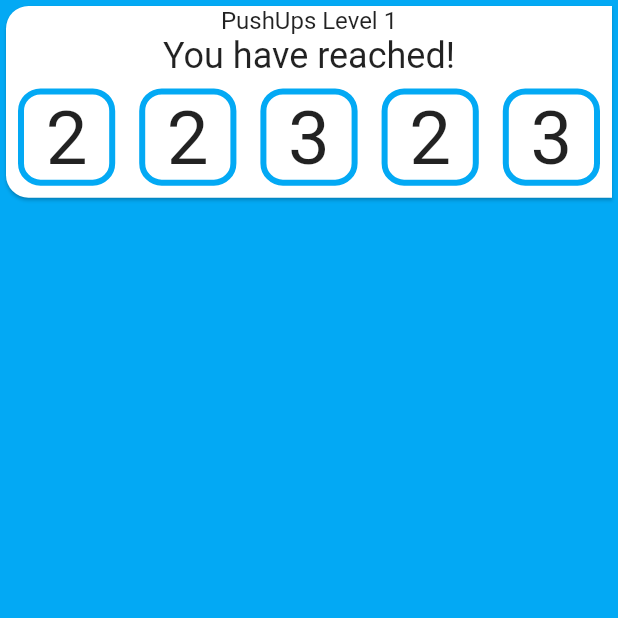
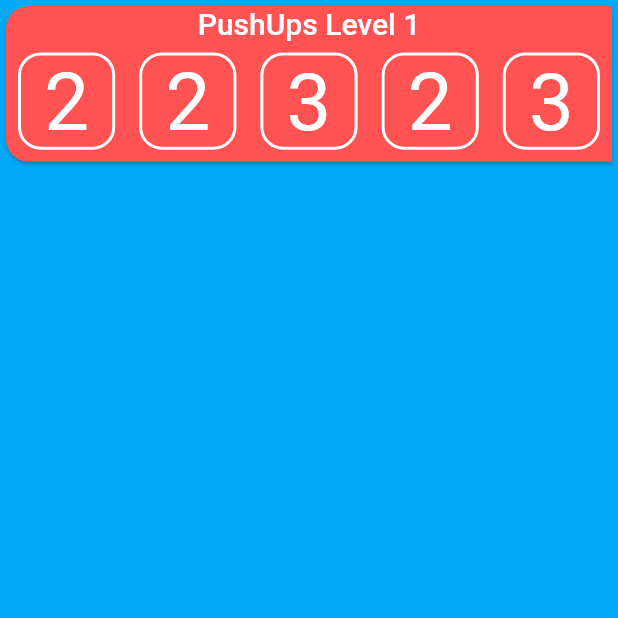
Before and after one commit to fourman-alex/Drillz, a Flutter app: the screen it shows after launch, after a tap on "PUSHUPS", on a phone screen of 412 x 824 dp, the top half of it. Run offline on Flutter 3.47's test engine with Material 2 defaults, Android fonts, the phone set to English and light mode, and no system bars; our stand-ins replace shared_preferences.

Commit message:
Some more theme changes

```diff
--- a/lib/level_selection_screen.dart
+++ b/lib/level_selection_screen.dart
@@ -27,7 +27,10 @@ class LevelSelectionScreen extends StatelessWidget {
     return PageRouteBuilder<void>(
       pageBuilder: (BuildContext context, _, __) {
         return Theme(
-          data: ThemeData(primarySwatch: color, accentColor: color),
+          data: ThemeData(
+            primarySwatch: color,
+            accentColor: Colors.redAccent,
+          ),
           child: LevelSelectionScreen(
             sourceRect: sourceRect,
             workouts: workouts,
@@ -133,6 +136,7 @@ class LevelPage extends StatelessWidget {
   @override
   Widget build(BuildContext context) {
     return Card(
+      color: Theme.of(context).accentColor,
       shape: RoundedRectangleBorder(
         borderRadius: BorderRadius.only(
           topLeft: Radius.circular(15.0),
@@ -144,11 +148,7 @@ class LevelPage extends StatelessWidget {
         children: <Widget>[
           Text(
             workout.id,
-            style: Theme.of(context).textTheme.subhead,
-          ),
-          Text(
-            text ?? "",
-            style: Theme.of(context).textTheme.headline,
+            style: Theme.of(context).accentTextTheme.title,
           ),
           Expanded(
             flex: 0,
@@ -169,6 +169,8 @@ class LevelPage extends StatelessWidget {
                                 child: Text(
                                   step.reps.toString(),
                                   textAlign: TextAlign.center,
+                                  style:
+                                      Theme.of(context).accentTextTheme.body1,
                                 ),
                               ),
                             ),
@@ -176,8 +178,8 @@ class LevelPage extends StatelessWidget {
                               borderRadius:
                                   BorderRadius.all(Radius.circular(15.0)),
                               border: Border.all(
-                                  color: Theme.of(context).primaryColor,
-                                  width: 4.0),
+                                  color: Colors.white,
+                                  width: 2.0),
                             ),
                           ),
                         ),
--- a/lib/main.dart
+++ b/lib/main.dart
@@ -31,6 +31,7 @@ class _MyAppState extends State<MyApp> {
     return ChangeNotifierProvider.value(
       value: _modelValueNotifier,
       child: MaterialApp(
+        theme: ThemeData.dark(),
         home: WorkoutSelectionScreen(),
       ),
     );
--- a/lib/workout_screen.dart
+++ b/lib/workout_screen.dart
@@ -64,6 +64,7 @@ class _WorkoutScreenState extends State<WorkoutScreen>
   @override
   Widget build(BuildContext context) {
     return Material(
+      color: Theme.of(context).primaryColorDark,
       child: Stack(
         children: <Widget>[
           MultiProvider(
--- a/lib/workout_screen_tiles.dart
+++ b/lib/workout_screen_tiles.dart
@@ -3,8 +3,8 @@ import 'dart:ui';
 
 import 'package:flutter/material.dart';
 import 'package:flutter/widgets.dart';
+import 'package:pogo/model.dart';
 import 'package:pogo/repository.dart';
-import 'package:pogo/model.dart';
 import 'package:provider/provider.dart';
 
 class StartTile extends StatelessWidget {
@@ -21,6 +21,7 @@ class StartTile extends StatelessWidget {
           onTap: _onPressed,
           child: Text(
             "Start",
+            style: TextStyle(color: Colors.white),
           ),
         ),
       ),
@@ -45,6 +46,7 @@ class FinishTile extends StatelessWidget {
         child: FittedBox(
           child: Text(
             "Done!",
+            style: TextStyle(color: Colors.white),
           ),
         ),
       )),
@@ -68,6 +70,7 @@ class WorkTile extends StatelessWidget {
           onTap: _onPressed,
           child: Text(
             "Perform $_amount",
+            style: TextStyle(color: Colors.white),
           ),
         ),
       ),
@@ -115,7 +118,7 @@ class _RestTileState extends State<RestTile>
               child: AnimatedContainer(
                 curve: Curves.elasticOut,
                 duration: Duration(milliseconds: 750),
-                color: Theme.of(context).primaryColorDark,
+                color: Theme.of(context).accentColor,
                 height: _progressBarHeight,
               ),
             ),
@@ -128,12 +131,14 @@ class _RestTileState extends State<RestTile>
                     padding: const EdgeInsets.symmetric(horizontal: 12.0),
                     child: Text(
                       "Rest",
+                      style: TextStyle(color: Colors.white),
                     ),
                   ),
                 ),
                 FittedBox(
                   child: Text(
                     "${_timerString.toString().padLeft(2, '0')}:00",
+                    style: TextStyle(color: Colors.white),
                   ),
                 ),
               ],
--- a/lib/workout_selection_screen.dart
+++ b/lib/workout_selection_screen.dart
@@ -12,6 +12,7 @@ class _WorkoutSelectionScreenState extends State<WorkoutSelectionScreen> {
   @override
   Widget build(BuildContext context) {
     return Material(
+      color: Colors.black,
       child: Consumer<ValueNotifier<Model>>(
         builder: (_, modelNotifier, __) {
           var model = modelNotifier.value;
```
